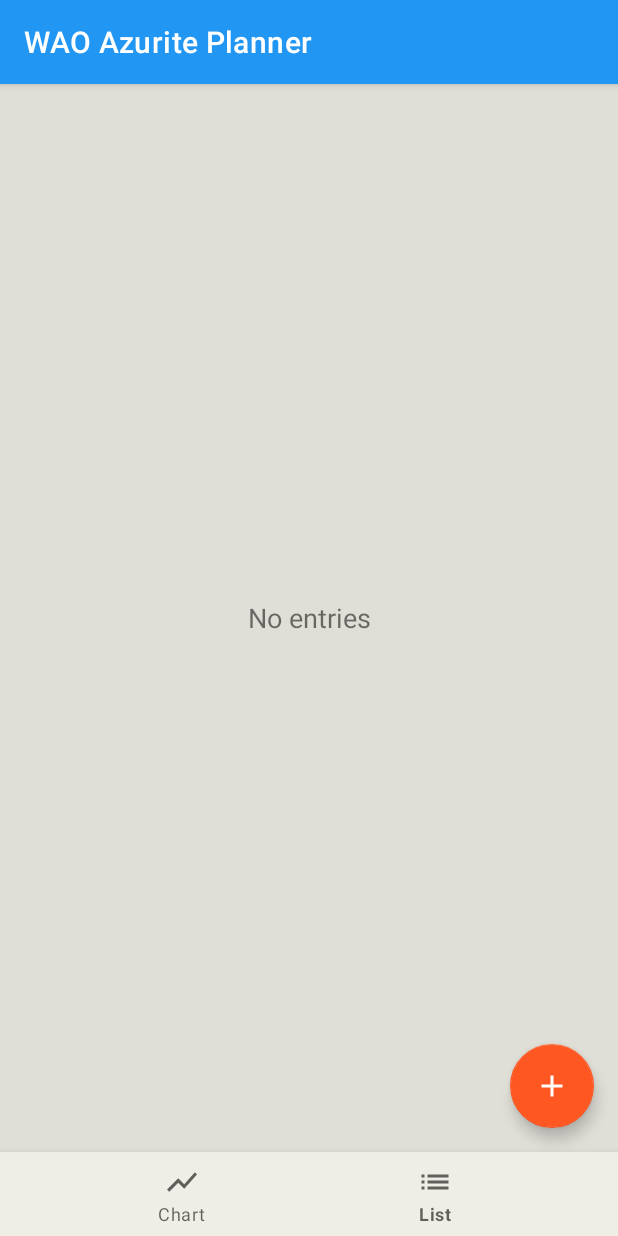
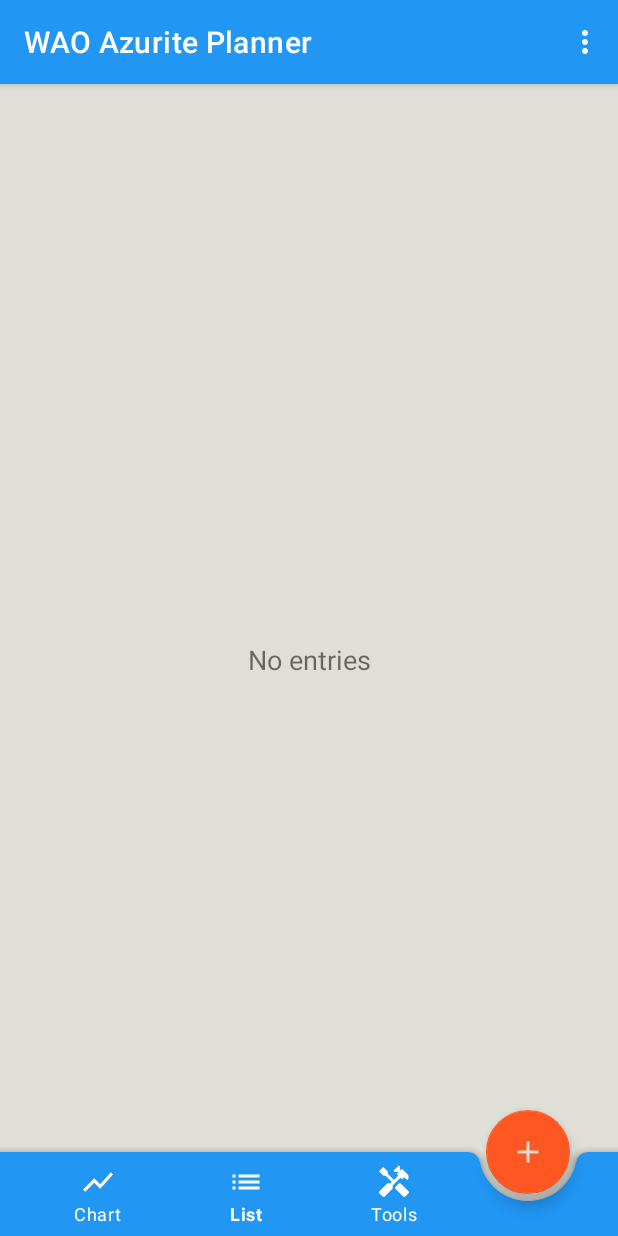
Before and after one commit to babblingbrookdev/AzuritePlanner, an Android app: the screen it shows after launch (MainActivity), item 2 of the bottom bar chosen, on a phone screen of 412 x 824 dp. Run offline under Robolectric (Android 15) with nearby library versions, the phone set to English and light mode, and no system bars; our stand-ins replace Dagger/Hilt's generated code, Room's generated code; libraries missing offline, so code that uses them is left out: com.github.mikephil.charting; 47 statements that could not run were skipped.

Commit message:
Update to bottombar with attached fab

```diff
--- /dev/null
+++ b/app/src/main/java/com/babblingbrookdev/azuriteplanner/ui/FragmentListener.kt
@@ -0,0 +1,7 @@
+package com.babblingbrookdev.azuriteplanner.ui
+
+import com.google.android.material.floatingactionbutton.FloatingActionButton
+
+interface FragmentListener {
+    fun getActivityFab(): FloatingActionButton
+}
--- a/app/src/main/java/com/babblingbrookdev/azuriteplanner/ui/MainActivity.kt
+++ b/app/src/main/java/com/babblingbrookdev/azuriteplanner/ui/MainActivity.kt
@@ -1,14 +1,17 @@
 package com.babblingbrookdev.azuriteplanner.ui
 
 import android.os.Bundle
+import android.view.Menu
+import android.view.MenuItem
 import androidx.appcompat.app.AppCompatActivity
 import androidx.fragment.app.Fragment
 import com.babblingbrookdev.azuriteplanner.R
 import com.babblingbrookdev.azuriteplanner.databinding.ActivityMainBinding
 import com.babblingbrookdev.azuriteplanner.ui.chart.ChartFragment
 import com.babblingbrookdev.azuriteplanner.ui.list.ListFragment
+import com.google.android.material.floatingactionbutton.FloatingActionButton
 
-class MainActivity : AppCompatActivity() {
+class MainActivity : AppCompatActivity(), FragmentListener {
 
     private lateinit var binding: ActivityMainBinding
 
@@ -16,22 +19,34 @@ class MainActivity : AppCompatActivity() {
         super.onCreate(savedInstanceState)
         binding = ActivityMainBinding.inflate(layoutInflater)
         setContentView(binding.root)
-
-        val chartFragment = ChartFragment()
-        val listFragment = ListFragment()
+        setSupportActionBar(binding.toolbar)
+        replaceFragment(ChartFragment())
 
         binding.bottomNavigation.setOnNavigationItemSelectedListener {
             when (it.itemId) {
-                R.id.menu_chart -> replaceFragment(chartFragment)
-                R.id.menu_list -> replaceFragment(listFragment)
-                else -> replaceFragment(chartFragment)
+                R.id.menu_chart -> replaceFragment(ChartFragment())
+                R.id.menu_list -> replaceFragment(ListFragment())
             }
             true
         }
+    }
 
-        replaceFragment(chartFragment)
+    override fun onCreateOptionsMenu(menu: Menu?): Boolean {
+        menuInflater.inflate(R.menu.menu_main, menu)
+        return true
+    }
+
+    override fun onOptionsItemSelected(item: MenuItem): Boolean {
+        when (item.itemId) {
+            // R.id.menu_about -> replaceFragment(AboutFragment())
+        }
+        return super.onOptionsItemSelected(item)
     }
 
     private fun replaceFragment(fragment: Fragment) =
         supportFragmentManager.beginTransaction().replace(R.id.container, fragment).commit()
+
+    override fun getActivityFab(): FloatingActionButton {
+        return binding.mainFab
+    }
 }
--- a/app/src/main/java/com/babblingbrookdev/azuriteplanner/ui/chart/ChartFragment.kt
+++ b/app/src/main/java/com/babblingbrookdev/azuriteplanner/ui/chart/ChartFragment.kt
@@ -12,6 +12,7 @@ import androidx.lifecycle.Observer
 import com.babblingbrookdev.azuriteplanner.R
 import com.babblingbrookdev.azuriteplanner.databinding.FragmentChartBinding
 import com.babblingbrookdev.azuriteplanner.ui.DateFormatter
+import com.babblingbrookdev.azuriteplanner.ui.FragmentListener
 import com.babblingbrookdev.azuriteplanner.ui.YAxisFormatter
 import com.babblingbrookdev.azuriteplanner.ui.entry.EntryFragment
 import com.github.mikephil.charting.components.LimitLine
@@ -21,7 +22,9 @@ import com.github.mikephil.charting.data.Entry
 import com.github.mikephil.charting.data.LineData
 import com.github.mikephil.charting.data.LineDataSet
 import com.github.mikephil.charting.interfaces.datasets.ILineDataSet
+import com.google.android.material.floatingactionbutton.FloatingActionButton
 import dagger.android.support.AndroidSupportInjection
+import java.lang.RuntimeException
 import java.util.*
 import javax.inject.Inject
 import kotlin.math.floor
@@ -34,14 +37,21 @@ class ChartFragment : Fragment(R.layout.fragment_chart) {
     private var _binding: FragmentChartBinding? = null
     private val binding get() = _binding!!
 
+    private var _listener: FragmentListener? = null
+    private val listener get() = _listener!!
+
     companion object {
         private val DAY_UNIT = 86400000L // in millis
     }
 
-
     override fun onAttach(context: Context) {
         super.onAttach(context)
         AndroidSupportInjection.inject(this)
+        if (context is FragmentListener) {
+            _listener = context
+        } else {
+            throw RuntimeException("$context must implement ChartFragmentListener")
+        }
     }
 
     override fun onCreateView(
@@ -57,7 +67,7 @@ class ChartFragment : Fragment(R.layout.fragment_chart) {
         super.onViewCreated(view, savedInstanceState)
 
         // show entry fragment on click of floating action button
-        binding.fab.setOnClickListener {
+        listener.getActivityFab().setOnClickListener {
             val entryFragment = EntryFragment()
             entryFragment.show(requireActivity().supportFragmentManager, entryFragment.tag)
         }
@@ -183,6 +193,7 @@ class ChartFragment : Fragment(R.layout.fragment_chart) {
 
     override fun onDestroyView() {
         super.onDestroyView()
+        _listener = null
         _binding = null
     }
 }
--- a/app/src/main/java/com/babblingbrookdev/azuriteplanner/ui/list/ListFragment.kt
+++ b/app/src/main/java/com/babblingbrookdev/azuriteplanner/ui/list/ListFragment.kt
@@ -14,9 +14,11 @@ import com.babblingbrookdev.azuriteplanner.R
 import com.babblingbrookdev.azuriteplanner.databinding.FragmentEntryBinding
 import com.babblingbrookdev.azuriteplanner.databinding.FragmentListBinding
 import com.babblingbrookdev.azuriteplanner.model.Entry
+import com.babblingbrookdev.azuriteplanner.ui.FragmentListener
 import com.babblingbrookdev.azuriteplanner.ui.entry.EntryFragment
 import dagger.android.support.AndroidSupportInjection
 import java.io.Serializable
+import java.lang.RuntimeException
 
 import javax.inject.Inject
 
@@ -27,6 +29,9 @@ class ListFragment : Fragment(), ListAdapter.OnClickListener {
     private var _binding: FragmentListBinding? = null
     private val binding get() = _binding!!
 
+    private var _listener: FragmentListener? = null
+    private val listener get() = _listener!!
+
     private var entryList: List<Entry> = listOf()
 
     private lateinit var listAdapter: ListAdapter
@@ -34,6 +39,11 @@ class ListFragment : Fragment(), ListAdapter.OnClickListener {
     override fun onAttach(context: Context) {
         super.onAttach(context)
         AndroidSupportInjection.inject(this)
+        if (context is FragmentListener) {
+            _listener = context
+        } else {
+            throw RuntimeException("$context must implement ChartFragmentListener")
+        }
     }
 
     override fun onCreateView(
@@ -48,7 +58,7 @@ class ListFragment : Fragment(), ListAdapter.OnClickListener {
 
     override fun onViewCreated(view: View, savedInstanceState: Bundle?) {
         super.onViewCreated(view, savedInstanceState)
-        binding.fab.setOnClickListener {
+        listener.getActivityFab().setOnClickListener {
             val entryFragment = EntryFragment()
             entryFragment.show(requireActivity().supportFragmentManager, entryFragment.tag)
         }
@@ -79,6 +89,7 @@ class ListFragment : Fragment(), ListAdapter.OnClickListener {
 
     override fun onDestroyView() {
         super.onDestroyView()
+        _listener = null
         _binding = null
     }
 }
--- a/app/src/main/res/layout/activity_main.xml
+++ b/app/src/main/res/layout/activity_main.xml
@@ -21,28 +21,38 @@
             app:title="@string/app_name" />
     </com.google.android.material.appbar.AppBarLayout>
 
-    <androidx.constraintlayout.widget.ConstraintLayout
+    <androidx.fragment.app.FragmentContainerView
+        android:id="@+id/container"
         android:layout_width="match_parent"
         android:layout_height="match_parent"
-        app:layout_behavior="@string/appbar_scrolling_view_behavior">
+        app:layout_behavior="@string/appbar_scrolling_view_behavior" />
+
+    <com.google.android.material.bottomappbar.BottomAppBar
+        android:id="@+id/bottom_bar"
+        android:layout_width="match_parent"
+        android:layout_height="wrap_content"
+        android:layout_gravity="bottom"
+        app:backgroundTint="@color/colorPrimary"
+        app:fabAlignmentMode="end">
 
         <com.google.android.material.bottomnavigation.BottomNavigationView
-            android:id="@+id/bottom_navigation"
+            android:id="@+id/bottomNavigation"
             android:layout_width="match_parent"
-            android:layout_height="wrap_content"
-            android:background="@color/surface_color"
-            app:itemIconTint="@color/material_on_surface_emphasis_medium"
-            app:itemTextColor="@color/material_on_surface_emphasis_medium"
-            app:layout_constraintBottom_toBottomOf="parent"
+            android:layout_height="match_parent"
+            app:backgroundTint="@android:color/transparent"
+            app:elevation="0dp"
+            android:layout_marginEnd="100dp"
+            app:itemIconTint="@android:color/white"
+            app:itemRippleColor="@android:color/white"
+            app:itemTextColor="@android:color/white"
             app:menu="@menu/menu_bottom" />
+    </com.google.android.material.bottomappbar.BottomAppBar>
 
-        <androidx.fragment.app.FragmentContainerView
-            android:id="@+id/container"
-            android:layout_width="match_parent"
-            android:layout_height="0dp"
-            app:layout_constraintBottom_toTopOf="@id/bottom_navigation"
-            app:layout_constraintEnd_toEndOf="parent"
-            app:layout_constraintStart_toStartOf="parent"
-            app:layout_constraintTop_toTopOf="parent" />
-    </androidx.constraintlayout.widget.ConstraintLayout>
+    <com.google.android.material.floatingactionbutton.FloatingActionButton
+        android:layout_width="wrap_content"
+        android:layout_height="wrap_content"
+        android:id="@+id/main_fab"
+        app:srcCompat="@drawable/ic_baseline_add"
+        app:tint="@color/background_color"
+        app:layout_anchor="@id/bottom_bar" />
 </androidx.coordinatorlayout.widget.CoordinatorLayout>
--- a/app/src/main/res/layout/fragment_chart.xml
+++ b/app/src/main/res/layout/fragment_chart.xml
@@ -30,20 +30,11 @@
             android:id="@+id/linechart"
             android:layout_width="0dp"
             android:layout_height="0dp"
+            android:layout_marginBottom="84dp"
             app:layout_constraintBottom_toBottomOf="parent"
             app:layout_constraintEnd_toEndOf="parent"
             app:layout_constraintStart_toStartOf="parent"
             app:layout_constraintTop_toBottomOf="@id/days_header" />
     </androidx.constraintlayout.widget.ConstraintLayout>
 
-    <com.google.android.material.floatingactionbutton.FloatingActionButton
-        android:id="@+id/fab"
-        android:layout_width="wrap_content"
-        android:layout_height="wrap_content"
-        android:layout_gravity="bottom|end"
-        android:layout_margin="16dp"
-        app:backgroundTint="@color/colorSecondary"
-        app:srcCompat="@drawable/ic_baseline_add"
-        app:tint="#ffffff" />
-
 </androidx.coordinatorlayout.widget.CoordinatorLayout>
--- a/app/src/main/res/layout/fragment_list.xml
+++ b/app/src/main/res/layout/fragment_list.xml
@@ -1,6 +1,5 @@
 <?xml version="1.0" encoding="utf-8"?>
 <androidx.coordinatorlayout.widget.CoordinatorLayout xmlns:android="http://schemas.android.com/apk/res/android"
-    xmlns:app="http://schemas.android.com/apk/res-auto"
     android:layout_width="match_parent"
     android:layout_height="match_parent">
 
@@ -25,14 +24,4 @@
             android:textSize="18sp" />
     </FrameLayout>
 
-    <com.google.android.material.floatingactionbutton.FloatingActionButton
-        android:id="@+id/fab"
-        android:layout_width="wrap_content"
-        android:layout_height="wrap_content"
-        android:layout_gravity="bottom|end"
-        android:layout_margin="16dp"
-        app:backgroundTint="@color/colorSecondary"
-        app:srcCompat="@drawable/ic_baseline_add"
-        app:tint="#ffffff" />
-
 </androidx.coordinatorlayout.widget.CoordinatorLayout>
--- a/app/src/main/res/menu/menu_bottom.xml
+++ b/app/src/main/res/menu/menu_bottom.xml
@@ -1,17 +1,20 @@
 <?xml version="1.0" encoding="utf-8"?>
-<menu xmlns:android="http://schemas.android.com/apk/res/android">
+<menu xmlns:android="http://schemas.android.com/apk/res/android"
+    xmlns:app="http://schemas.android.com/apk/res-auto">
     <item
         android:id="@+id/menu_chart"
         android:icon="@drawable/ic_baseline_chart_24"
+        app:showAsAction="ifRoom"
         android:title="@string/menu_chart" />
     <item
         android:id="@+id/menu_list"
         android:icon="@drawable/ic_baseline_list_24"
+        app:showAsAction="ifRoom"
         android:title="@string/menu_list" />
 
-    <!-- future add
     <item
         android:id="@+id/menu_tools"
         android:icon="@drawable/ic_baseline_tools_24"
-        android:title="@string/menu_tools" /> -->
+        app:showAsAction="ifRoom"
+        android:title="@string/menu_tools" />
 </menu>
--- a/app/src/main/res/menu/menu_main.xml
+++ b/app/src/main/res/menu/menu_main.xml
@@ -3,7 +3,7 @@
     xmlns:app="http://schemas.android.com/apk/res-auto">
 
     <item
-        android:id="@+id/about"
+        android:id="@+id/menu_about"
         android:title="@string/menu_about"
         app:showAsAction="never" />
 </menu>
```
